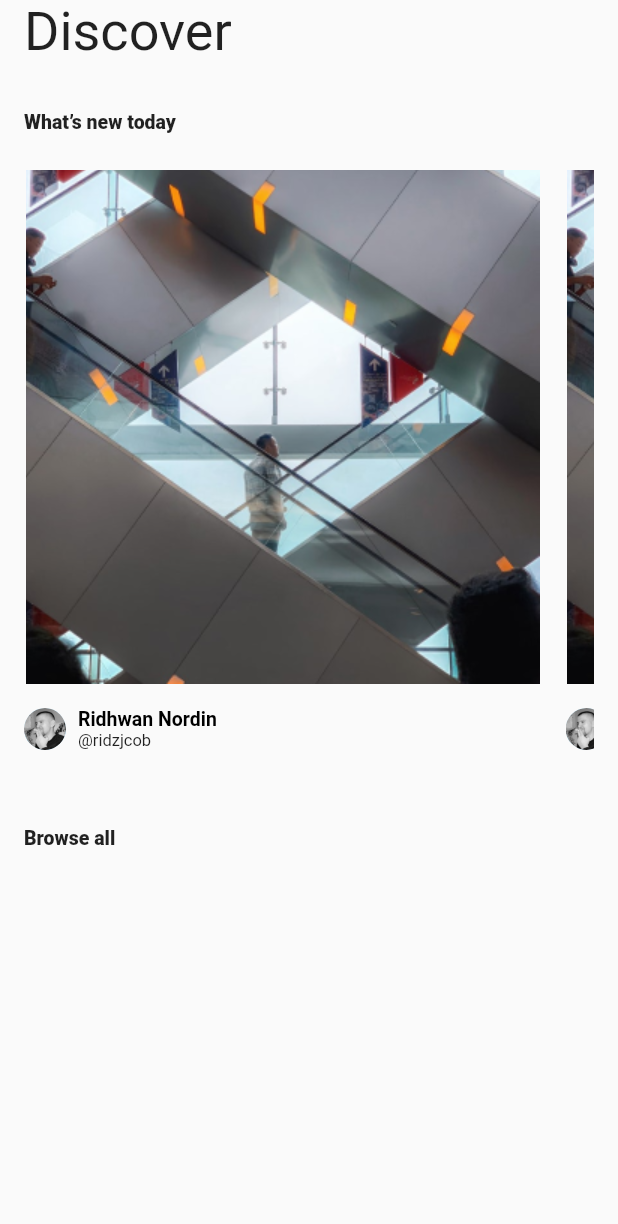
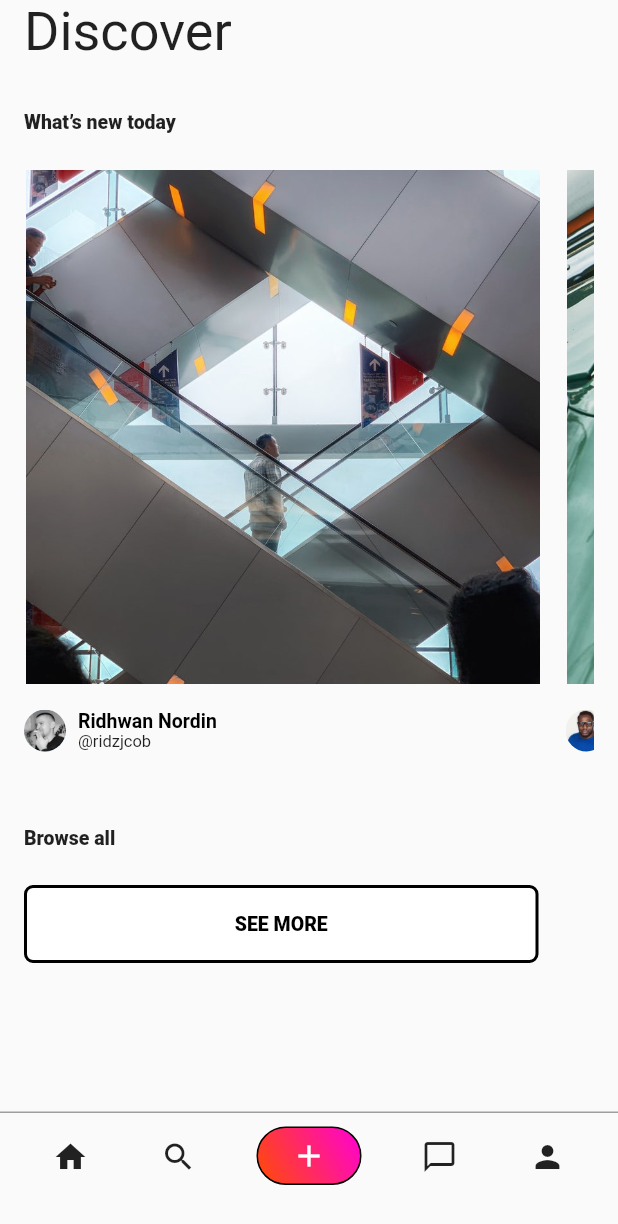
Before and after one commit to timurIsakov/photo_app, a Flutter app: the DiscoverScreen screen opened directly, on a phone screen of 412 x 824 dp. Shown: the top 1224 px of the screen. Run offline on Flutter 3.47's test engine with Material 2 defaults, Android fonts, the phone set to English and light mode, and no system bars; our stand-ins replace flutter_svg, keyboard_dismisser.

Commit message:
Added some screens

```diff
--- a/lib/main.dart
+++ b/lib/main.dart
@@ -1,4 +1,5 @@
 import 'package:flutter/material.dart';
+import 'package:photo_app/screens/search_screen.dart';
 
 import 'screens/start_screen.dart';
 
@@ -17,7 +18,7 @@ class MyApp extends StatelessWidget {
       theme: ThemeData(
         colorScheme: ColorScheme.fromSeed(seedColor: Colors.deepPurple),
       ),
-      home: const StartScreen(),
+      home: const SearchScreen(),
     );
   }
 }
--- a/lib/screens/discover_screen.dart
+++ b/lib/screens/discover_screen.dart
@@ -1,7 +1,10 @@
 import 'package:flutter/material.dart';
 import 'package:photo_app/entity/user_info_entity.dart';
 import 'package:photo_app/entity/user_post_entity.dart';
+import 'package:photo_app/screens/full_post_screen.dart';
 import 'package:photo_app/utils/assets.dart';
+import 'package:photo_app/widgets/bottom_navigation_widget.dart';
+import 'package:photo_app/widgets/button_widget.dart';
 import 'package:photo_app/widgets/post_card_widget.dart';
 
 class DiscoverScreen extends StatefulWidget {
@@ -20,11 +23,11 @@ class _DiscoverScreenState extends State<DiscoverScreen> {
             name: "Ridhwan Nordin",
             userName: "@ridzjcob")),
     UserPostEntity(
-        Assets.tPost1hImage,
+        Assets.tPost2hImage,
         UserInfoEntity(
-            avatar: Image.asset(Assets.tAvatarManIcon),
-            name: "Ridhwan Nordin",
-            userName: "@ridzjcob")),
+            avatar: Image.asset(Assets.tAvatarMan2Icon),
+            name: "Clem Onojeghuo",
+            userName: "@clemono2")),
     UserPostEntity(
         Assets.tPost1hImage,
         UserInfoEntity(
@@ -75,7 +78,17 @@ class _DiscoverScreenState extends State<DiscoverScreen> {
                         (index) => Padding(
                               padding: const EdgeInsets.only(right: 16),
                               child: PostCardWidget(
-                                  userPostEntity: listPostEntity[index]),
+                                userPostEntity: listPostEntity[index],
+                                onTap: () {
+                                  Navigator.push(
+                                      context,
+                                      MaterialPageRoute(
+                                        builder: (context) => FullPostScreen(
+                                            userPostEntity:
+                                                listPostEntity[index]),
+                                      ));
+                                },
+                              ),
                             )),
                   ],
                 ),
@@ -86,10 +99,12 @@ class _DiscoverScreenState extends State<DiscoverScreen> {
                 style: TextStyle(fontSize: 13, fontWeight: FontWeight.w900),
               ),
               const SizedBox(height: 24),
+              ButtonWidget(text: "see more", onTap: () {})
             ],
           ),
         ),
       )),
+      bottomNavigationBar: const BottomNavigationWidget(),
     );
   }
 }
--- a/lib/utils/assets.dart
+++ b/lib/utils/assets.dart
@@ -3,8 +3,12 @@ class Assets {
   static const String tBackForStartScreen =
       "assets/images/back_for_start_screen_image.png";
   static const String tAvatarManIcon = "assets/images/avatar_man_image.png";
-  static const String tPost1hImage = "assets/images/post_1h_image.png";
-  //Icon
+  static const String tGradientBlack = "assets/images/gradient_black_image.png";
+  //Svg
   static const String tLogoIcon = "assets/svg/logo_icon.svg";
   static const String tArrowBackIcon = "assets/svg/arrow_back_icon.svg";
+  //Jpeg
+  static const String tPost1hImage = "assets/images/post_1h_image.jpeg";
+  static const String tPost2hImage = "assets/images/post_2h_image.jpeg";
+  static const String tAvatarMan2Icon = "assets/images/avatar_man2_image.jpeg";
 }
--- /dev/null
+++ b/lib/widgets/bottom_navigation_widget.dart
@@ -0,0 +1,77 @@
+import 'package:flutter/material.dart';
+
+class BottomNavigationWidget extends StatelessWidget {
+  const BottomNavigationWidget({Key? key}) : super(key: key);
+
+  @override
+  Widget build(BuildContext context) {
+    return Container(
+      height: 83,
+      width: MediaQuery.of(context).size.width,
+      decoration: const BoxDecoration(
+          border: Border(top: BorderSide(color: Colors.grey))),
+      child: Padding(
+        padding: const EdgeInsets.only(top: 9, bottom: 34, right: 11, left: 11),
+        child: Row(
+          mainAxisAlignment: MainAxisAlignment.spaceAround,
+          children: [
+            SizedBox(
+              height: 40,
+              width: 40,
+              child: IconButton(
+                  onPressed: () {
+                  },
+                  icon: const Icon(
+                    Icons.home,
+                  )),
+            ),
+            SizedBox(
+              height: 40,
+              width: 40,
+              child: IconButton(
+                  onPressed: () {},
+                  icon: const Icon(
+                    Icons.search,
+                  )),
+            ),
+            Container(
+              height: 40,
+              width: 70,
+              decoration: BoxDecoration(
+                  borderRadius: BorderRadius.circular(100),
+                  border: Border.all(color: Colors.black),
+                  gradient: const LinearGradient(colors: [
+                    Color(0xffFF4D00),
+                    Color(0xffFF00D6),
+                  ], begin: Alignment.bottomLeft, end: Alignment.topRight)),
+              child: const Center(
+                child: Icon(
+                  Icons.add,
+                  color: Colors.white,
+                ),
+              ),
+            ),
+            SizedBox(
+              height: 40,
+              width: 40,
+              child: IconButton(
+                  onPressed: () {},
+                  icon: const Icon(
+                    Icons.messenger_outline,
+                  )),
+            ),
+            SizedBox(
+              height: 40,
+              width: 40,
+              child: IconButton(
+                  onPressed: () {},
+                  icon: const Icon(
+                    Icons.person,
+                  )),
+            ),
+          ],
+        ),
+      ),
+    );
+  }
+}
--- a/lib/widgets/post_card_widget.dart
+++ b/lib/widgets/post_card_widget.dart
@@ -3,14 +3,20 @@ import 'package:photo_app/entity/user_post_entity.dart';
 import 'package:photo_app/widgets/user_info_widget.dart';
 
 class PostCardWidget extends StatelessWidget {
-  const PostCardWidget({Key? key, required this.userPostEntity})
+  final Function() onTap;
+  const PostCardWidget(
+      {Key? key, required this.userPostEntity, required this.onTap})
       : super(key: key);
 
   final UserPostEntity userPostEntity;
 
   @override
   Widget build(BuildContext context) {
-    return SizedBox(
+    return GestureDetector(
+      onTap: () {
+        onTap.call();
+      },
+      child: SizedBox(
         height: 390,
         width: 345,
         child: Column(
@@ -24,6 +30,7 @@ class PostCardWidget extends StatelessWidget {
             UserInfoWidget(entity: userPostEntity.userInfoEntity)
           ],
         ),
+      ),
     );
   }
 }
--- a/lib/widgets/user_info_widget.dart
+++ b/lib/widgets/user_info_widget.dart
@@ -18,7 +18,10 @@ class UserInfoWidget extends StatelessWidget {
         ),
         Padding(
           padding: const EdgeInsets.only(left: 8),
+          child: Container(
+            constraints: const BoxConstraints(maxHeight: 30),
             child: Column(
+              mainAxisAlignment: MainAxisAlignment.center,
               crossAxisAlignment: CrossAxisAlignment.start,
               children: [
                 Text(
@@ -30,9 +33,11 @@ class UserInfoWidget extends StatelessWidget {
                 ),
                 Text(
                   entity.userName,
-                style: const TextStyle(fontWeight: FontWeight.w400, fontSize: 11),
+                  style: const TextStyle(
+                      fontWeight: FontWeight.w400, fontSize: 11),
                 )
               ],
+            ),
           ),
         )
       ],
```
Also changed, not shown: lib/screens/full_post_screen.dart (added, +63 -0 lines), lib/screens/main_screen.dart (added, +23 -0 lines), lib/screens/profile_screen.dart (added, +17 -0 lines), lib/screens/search_screen.dart (added, +53 -0 lines), lib/widgets/input_form_widget.dart (+6 -4 lines), assets/images/avatar_man2_image.jpeg (added), assets/images/gradient_black_image.png (added), assets/images/post_1h_image.jpeg (added), assets/images/post_1h_image.png (deleted), assets/images/post_2h_image.jpeg (added). Lines whose indentation alone changed are shown as unchanged.
